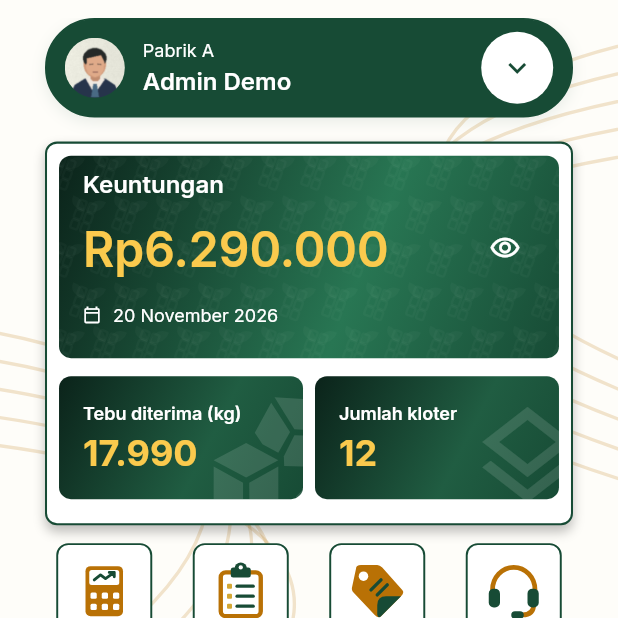
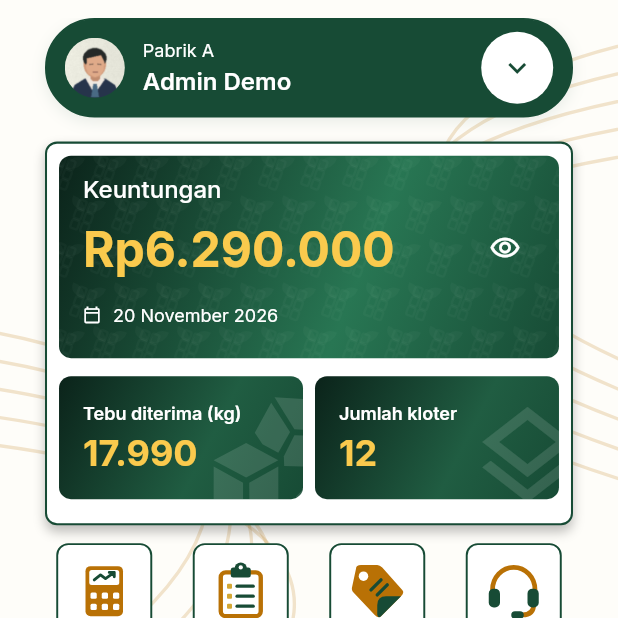
Before and after one commit to ayiinee/SobatNira, a Flutter app: the NiraHome screen opened directly, on a phone screen of 412 x 824 dp, the top half of it. Run offline on Flutter 3.47's test engine with Material 3 defaults, Android fonts, the phone set to English and light mode, and no system bars; our stand-ins replace pdf, printing, web.

Commit message:
feat: adjust UI spacing and font weights for production summary and kloter pages

```diff
--- a/apps/mobile/lib/features/beranda/beranda_page.dart
+++ b/apps/mobile/lib/features/beranda/beranda_page.dart
@@ -417,7 +417,7 @@ class _ProductionSummaryState extends State<_ProductionSummary> {
               Padding(
                 padding: const EdgeInsets.fromLTRB(
                   NiraSpace.lg,
-                  NiraSpace.sm,
+                  NiraSpace.sm + 3,
                   NiraSpace.md,
                   NiraSpace.lg,
                 ),
@@ -429,10 +429,10 @@ class _ProductionSummaryState extends State<_ProductionSummary> {
                       style: niraText(
                         NiraType.section,
                         color: Colors.white,
-                        weight: FontWeight.w600,
+                        weight: FontWeight.w500,
                       ),
                     ),
-                    const SizedBox(height: NiraSpace.sm),
+                    const SizedBox(height: NiraSpace.sm - 3),
                     Row(
                       mainAxisSize: MainAxisSize.min,
                       children: [
@@ -443,7 +443,7 @@ class _ProductionSummaryState extends State<_ProductionSummary> {
                             style: niraText(
                               NiraType.hero,
                               color: niraYellow,
-                              weight: FontWeight.w600,
+                              weight: FontWeight.w700,
                             ),
                           ),
                         ),
--- a/apps/mobile/lib/features/kloter/kloter_list_page.dart
+++ b/apps/mobile/lib/features/kloter/kloter_list_page.dart
@@ -369,9 +369,6 @@ class _KloterListPageState extends State<KloterListPage> {
           color: niraGreen,
           shape: RoundedRectangleBorder(
             borderRadius: BorderRadius.circular(niraRadius),
-            side: active
-                ? const BorderSide(color: niraGold, width: 2)
-                : BorderSide.none,
           ),
           child: InkWell(
             onTap: _selectDate,
```
Also changed, not shown: apps/mobile/lib/features/kloter/batch_detail_page.dart (+6 -2 lines), apps/mobile/lib/features/kloter/kloter_date_filter.dart (+6 -6 lines).
